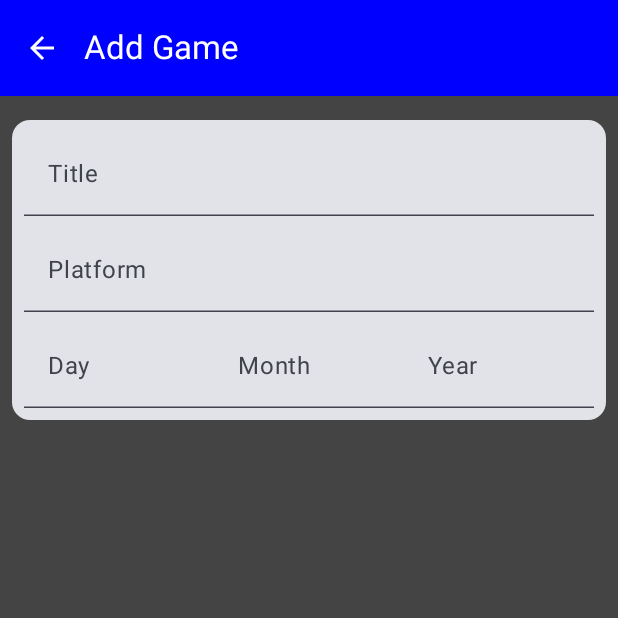
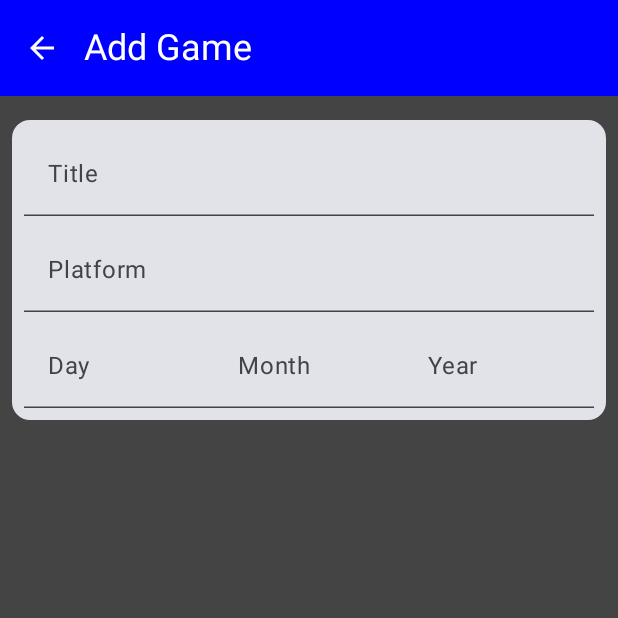
Before and after one commit to vladdikhtia/GameBacklog-Android, an Android app built with Jetpack Compose: the AddGameScreen screen opened through its navigation route, on a phone screen of 412 x 824 dp, the top half of it. Run offline under Robolectric (Android 15) with nearby library versions, the phone set to English and light mode, and no system bars; our stand-ins replace Room's generated code, livedata-compose.

Commit message:
finished app

```diff
--- a/app/src/main/java/nl/hva/madlevel6task1/ui/screens/AddGameScreen.kt
+++ b/app/src/main/java/nl/hva/madlevel6task1/ui/screens/AddGameScreen.kt
@@ -18,6 +18,7 @@ import androidx.compose.material3.ExperimentalMaterial3Api
 import androidx.compose.material3.FloatingActionButton
 import androidx.compose.material3.Icon
 import androidx.compose.material3.IconButton
+import androidx.compose.material3.MaterialTheme
 import androidx.compose.material3.Scaffold
 import androidx.compose.material3.Text
 import androidx.compose.material3.TextField
@@ -73,6 +74,7 @@ fun AddGameScreen(navController : NavController, viewModel : GameViewModel) {
                 title = {
                     Text(
                         text = stringResource(id = R.string.add_game),
+                        style = MaterialTheme.typography.headlineSmall,
                         color = Color.White
                     )
                 },
@@ -212,7 +214,7 @@ fun verifyInputAndCorrect(
             Toast.makeText(context, R.string.empty_month, Toast.LENGTH_SHORT).show()
             return resultingGame
         } else {
-            if (month.length == 1) releaseMonth = "0" + month else releaseMonth = month
+            if (month.length == 1) releaseMonth = "0$month" else releaseMonth = month
             if (releaseMonth < "01" || releaseMonth > "12") {
                 Toast.makeText(context, R.string.wrong_month, Toast.LENGTH_SHORT).show()
                 return resultingGame
--- a/app/src/main/java/nl/hva/madlevel6task1/ui/screens/Home Screen.kt
+++ b/app/src/main/java/nl/hva/madlevel6task1/ui/screens/Home Screen.kt
@@ -71,7 +71,6 @@ fun HomeScreen(navController : NavController, viewModel : GameViewModel) {
 
 
     Scaffold(
-
         snackbarHost = { SnackbarHost(snackbarHostState) },
         backgroundColor = Color.DarkGray,
         topBar = {
@@ -82,7 +81,7 @@ fun HomeScreen(navController : NavController, viewModel : GameViewModel) {
                         horizontalArrangement = Arrangement.SpaceBetween,
                         verticalAlignment = Alignment.CenterVertically
                     ) {
-                        Text(text = stringResource(id = R.string.app_name), color = Color.White)
+                        Text(text = stringResource(id = R.string.app_name), style = MaterialTheme.typography.headlineSmall, color = Color.White)
                         IconButton(onClick = {
                             // Game backlog should be cleared from the database  only after confirmation i.e."UNDO" option NOT
                             // selected on the "Snackbar". For that purpose we have introduced this switch.
@@ -141,7 +140,7 @@ fun Games(
 
     LazyColumn(
         modifier = modifier
-            .padding(top = 24.dp, start = 8.dp, end = 8.dp, bottom = 8.dp),
+            .padding(top = 16.dp, bottom = 8.dp),
         verticalArrangement = Arrangement.spacedBy(16.dp)
     ) {
         gamesState?.sortedBy { it.release }.let { games ->
@@ -205,7 +204,7 @@ fun GameCard(
                         modifier = Modifier.fillMaxWidth()
                     ){
                         Text(text = game.platform)
-                        Text(text = "Release " + Utils.dateToString(game.release))
+                        Text(text = "Release: " + Utils.dateToString(game.release))
 
                     }
                 }
```
